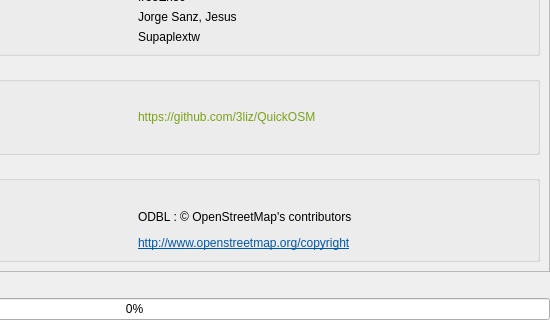
Above: QuickOSM/resources/ui/main_window.ui from 3liz/QuickOSM before the change; both pictures show x 440 to 990 and y 547 to 867 of the 990 by 867 pixel window. Below: the same form after it.
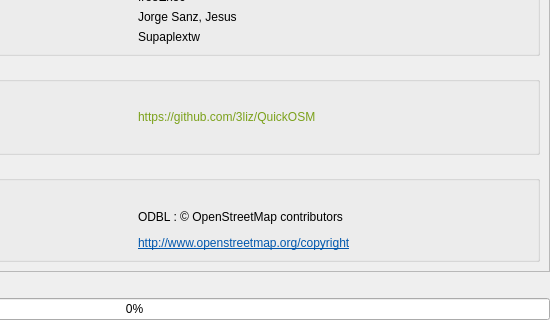
That is the form after the change. The open tabs and pages were chosen to show the change. Custom widgets are drawn as their Qt base class.

Commit message: Copyright warning and in metadata #313

Patch:
```diff
--- a/QuickOSM/resources/ui/main_window.ui
+++ b/QuickOSM/resources/ui/main_window.ui
@@ -1461,7 +1461,7 @@
                   <item row="2" column="1">
                    <widget class="QLabel" name="label_2">
                     <property name="text">
-                     <string notr="true">&lt;html&gt;&lt;head/&gt;&lt;body&gt;&lt;p&gt;ODBL : © OpenStreetMap's contributors &lt;/p&gt;&lt;p&gt;&lt;a href=&quot;http://www.openstreetmap.org/copyright&quot;&gt;&lt;span style=&quot; text-decoration: underline; color:#0057ae;&quot;&gt;http://www.openstreetmap.org/copyright&lt;/span&gt;&lt;/a&gt;&lt;/p&gt;&lt;/body&gt;&lt;/html&gt;</string>
+                     <string notr="true">&lt;html&gt;&lt;head/&gt;&lt;body&gt;&lt;p&gt;ODBL : &lt;span style=&quot; font-family:'JetBrains Mono,monospace'; color:#000000;&quot;&gt;© OpenStreetMap contributors&lt;/span&gt;&lt;/p&gt;&lt;p&gt;&lt;a href=&quot;http://www.openstreetmap.org/copyright&quot;&gt;&lt;span style=&quot; text-decoration: underline; color:#0057ae;&quot;&gt; http://www.openstreetmap.org/copyright&lt;/span&gt;&lt;/a&gt;&lt;/p&gt;&lt;/body&gt;&lt;/html&gt;</string>
                     </property>
                    </widget>
                   </item>
```
Left out of the diff: 2 changed lines with no effect on the pictures. The commit also changes 2 other files.
